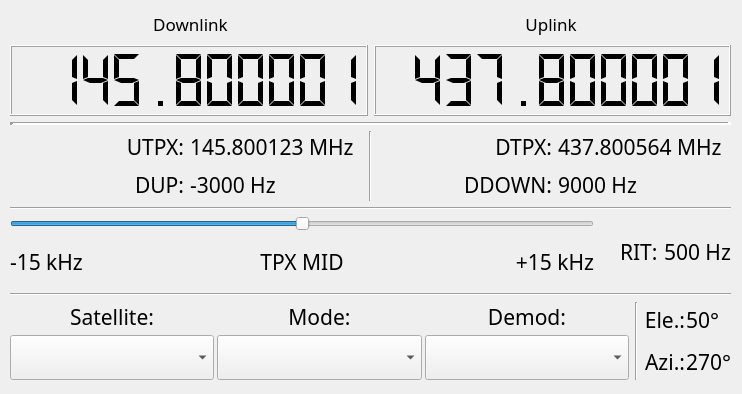
Old version of the form AmsatGUI-small.ui in the repository dl3jop/PARST.
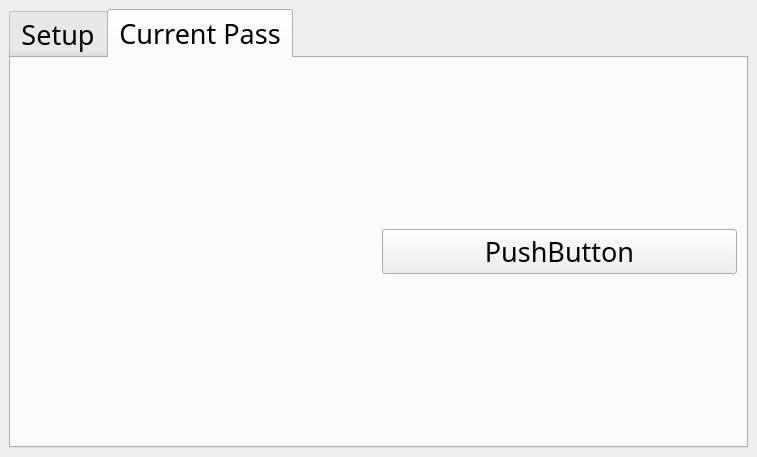
New version of the form.

Commit message: Adding dummy pass plot function in new tab, backend needed

The edit to the form file:
```diff
--- a/AmsatGUI-small.ui
+++ b/AmsatGUI-small.ui
@@ -9,8 +9,8 @@
    <rect>
     <x>0</x>
     <y>0</y>
-    <width>742</width>
-    <height>394</height>
+    <width>757</width>
+    <height>457</height>
    </rect>
   </property>
   <property name="sizePolicy">
@@ -47,16 +47,40 @@
    <string>AMSAT-GUI</string>
   </property>
   <widget class="QWidget" name="centralwidget">
-   <widget class="QWidget" name="">
-    <property name="geometry">
-     <rect>
-      <x>10</x>
-      <y>9</y>
-      <width>721</width>
-      <height>371</height>
-     </rect>
-    </property>
+   <property name="sizePolicy">
+    <sizepolicy hsizetype="Preferred" vsizetype="Preferred">
+     <horstretch>0</horstretch>
+     <verstretch>0</verstretch>
+    </sizepolicy>
+   </property>
+   <layout class="QVBoxLayout" name="verticalLayout_9">
+    <item>
+     <widget class="QTabWidget" name="tabWidget">
+      <property name="sizePolicy">
+       <sizepolicy hsizetype="Preferred" vsizetype="Preferred">
+        <horstretch>0</horstretch>
+        <verstretch>0</verstretch>
+       </sizepolicy>
+      </property>
+      <property name="currentIndex">
+       <number>1</number>
+      </property>
+      <widget class="QWidget" name="setup_tab">
+       <property name="sizePolicy">
+        <sizepolicy hsizetype="Maximum" vsizetype="Maximum">
+         <horstretch>0</horstretch>
+         <verstretch>0</verstretch>
+        </sizepolicy>
+       </property>
+       <attribute name="title">
+        <string>Setup</string>
+       </attribute>
+       <layout class="QVBoxLayout" name="verticalLayout_10">
+        <item>
     <layout class="QVBoxLayout" name="verticalLayout_8">
+          <property name="sizeConstraint">
+           <enum>QLayout::SetMaximumSize</enum>
+          </property>
      <item>
       <layout class="QHBoxLayout" name="horizontalLayout">
        <property name="spacing">
@@ -589,9 +613,6 @@
              <property name="insertPolicy">
               <enum>QComboBox::InsertAtTop</enum>
              </property>
-             <property name="sizeAdjustPolicy">
-              <enum>QComboBox::AdjustToMinimumContentsLength</enum>
-             </property>
             </widget>
            </item>
           </layout>
@@ -763,7 +784,39 @@
       </layout>
      </item>
     </layout>
-   </widget>
+        </item>
+       </layout>
+      </widget>
+      <widget class="QWidget" name="current_pass_tab">
+       <property name="sizePolicy">
+        <sizepolicy hsizetype="Maximum" vsizetype="Maximum">
+         <horstretch>0</horstretch>
+         <verstretch>0</verstretch>
+        </sizepolicy>
+       </property>
+       <attribute name="title">
+        <string>Current Pass</string>
+       </attribute>
+       <layout class="QVBoxLayout" name="verticalLayout_11">
+        <item>
+         <layout class="QHBoxLayout" name="hL8">
+          <item>
+           <widget class="QWidget" name="polarplot_widget" native="true"/>
+          </item>
+          <item>
+           <widget class="QPushButton" name="pushButton">
+            <property name="text">
+             <string>PushButton</string>
+            </property>
+           </widget>
+          </item>
+         </layout>
+        </item>
+       </layout>
+      </widget>
+     </widget>
+    </item>
+   </layout>
   </widget>
  </widget>
  <resources/>
```
Lines whose indentation alone changed are shown as unchanged. The commit also changes 1 other file.
